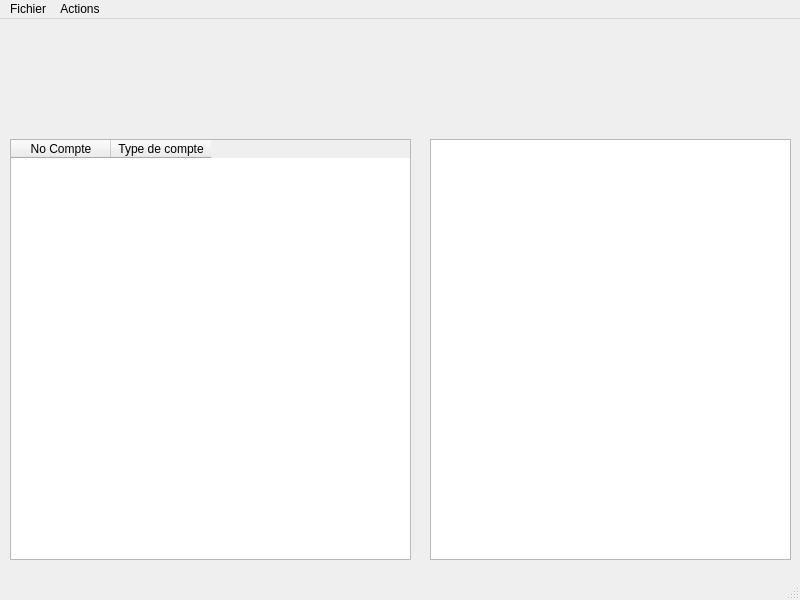
First picture: the form in ClientGUI/clientgui.ui, repository matlegdal/banque-app, before the edit.
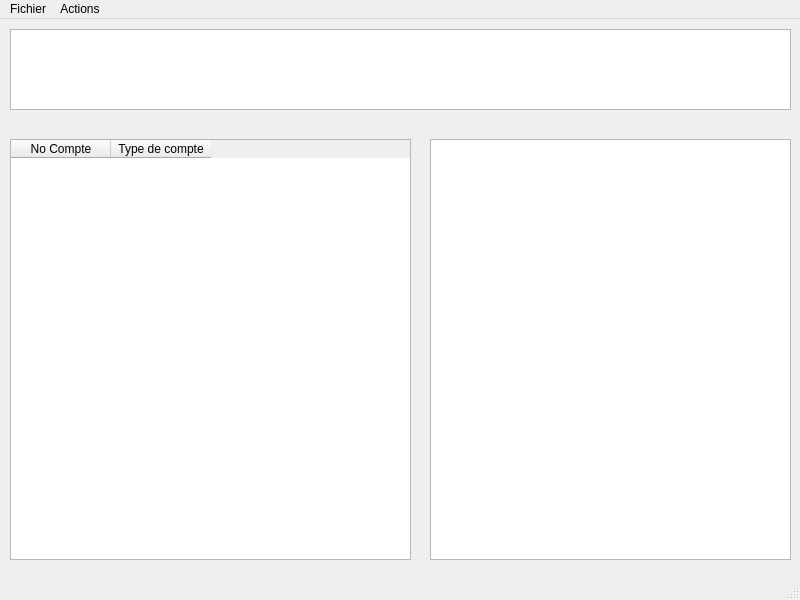
Second picture: the form after the edit.

Commit message: Ajoute les informations du client par défaut. Ajoute la possibilité de laisser le champ "Description" vide dans l'ajout de compte chèque .

```diff
--- a/ClientGUI/clientgui.ui
+++ b/ClientGUI/clientgui.ui
@@ -44,6 +44,16 @@
      </rect>
     </property>
    </widget>
+   <widget class="QTextBrowser" name="textBrowser_infoClient">
+    <property name="geometry">
+     <rect>
+      <x>10</x>
+      <y>10</y>
+      <width>781</width>
+      <height>81</height>
+     </rect>
+    </property>
+   </widget>
   </widget>
   <widget class="QMenuBar" name="menubar">
    <property name="geometry">
```
Left out of the diff: 4 changed lines with no effect on the pictures. The commit also changes 5 other files.
